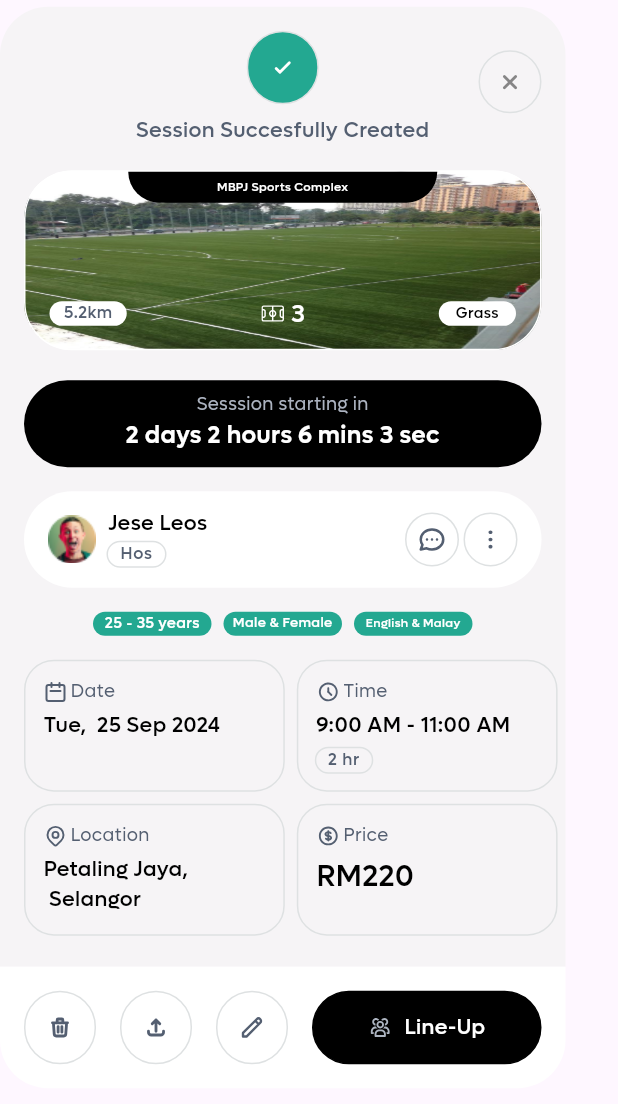
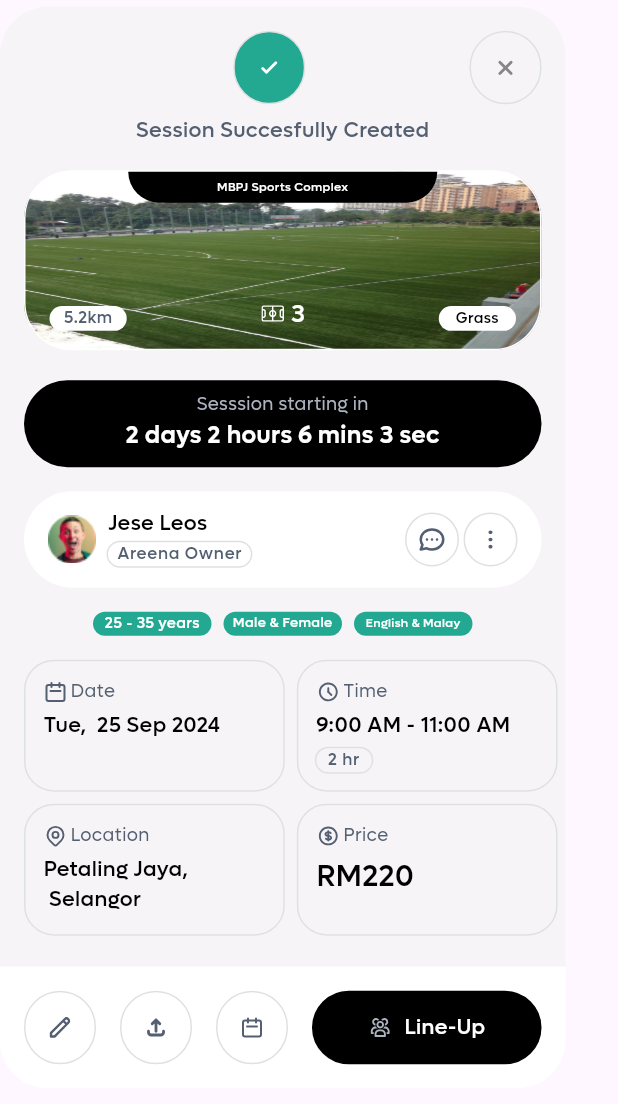
Before and after one commit to Waqas0321/lawan, a Flutter app: the SessionCreated widget shown alone on an empty page, opened directly, on a phone screen of 412 x 824 dp. Shown: the top 1104 px of the screen. Run offline on Flutter 3.47's test engine with Material 3 defaults, Android fonts, the phone set to English and light mode, and no system bars; drawn by our look-alikes of auto_size_text; our stand-ins replace country_code_picker, device_preview, fl_chart, flutter_screenutil, flutter_svg, get and 3 more; missing offline and left inert: acrylic_any, adaptive_sizer, dart:ffi.

Commit message:
Session Successfully Created Fixing

```diff
--- a/lib/app/widgets/Friendly_Session/session_created_BottomSheet.dart
+++ b/lib/app/widgets/Friendly_Session/session_created_BottomSheet.dart
@@ -46,6 +46,10 @@ class SessionCreated extends StatelessWidget {
                 child: Stack(children: [
                   Column(
                     children: [
+                      Row(
+                        mainAxisAlignment: MainAxisAlignment.spaceBetween,
+                        children: [
+                          SizedBox(width: 30,),
                           BottomButtons(
                             onTap: () {
 
@@ -53,6 +57,19 @@ class SessionCreated extends StatelessWidget {
                               iconColor: AppColors.white,
                               backgroundColor: AppColors.deepGreenColor,
                               image: Images.check),
+                          GestureDetector(
+                              onTap: () {
+                                Get.back();
+                              },
+                              child:  BottomButtons(
+                                onTap: () {
+
+                                },
+
+                                image: Images.x,
+                              ))
+                        ],
+                      ),
                       SizedBox(
                         height: 8,
                       ),
@@ -138,7 +155,6 @@ class SessionCreated extends StatelessWidget {
                                     ),
                                     const SizedBox(height: 2),
                                     Container(
-                                      width: 38,
                                       height: 16,
                                       padding: const EdgeInsets.symmetric(
                                           horizontal: 6),
@@ -157,7 +173,7 @@ class SessionCreated extends StatelessWidget {
                                       ),
                                       child: const Center(
                                         child: Text(
-                                          'Host',
+                                          'Areena Owner',
                                           textAlign: TextAlign.center,
                                           style: TextStyle(
                                             color: Color(0xFF545F71),
@@ -254,21 +270,6 @@ class SessionCreated extends StatelessWidget {
                       const SizedBox(height: 16),
                     ],
                   ),
-                  Positioned(
-                      top: 13,
-                      right: 0,
-                      child: GestureDetector(
-                          onTap: () {
-                            Get.back();
-                          },
-                          child:  BottomButtons(
-                            onTap: () {
-
-                            },
-                            height: 42,
-                            width: 42,
-                            image: Images.x,
-                          )))
                 ]),
               ),
               Container(
@@ -291,7 +292,7 @@ class SessionCreated extends StatelessWidget {
                         onTap: () {
 
                         },
-                        image: Images.trash,iconColor: AppColors.dark_grey,),
+                        image: Images.pencil,iconColor: AppColors.dark_grey,),
                     SizedBox(
                       width: 16,
                     ),
@@ -307,7 +308,7 @@ class SessionCreated extends StatelessWidget {
                         onTap: () {
 
                         },
-                        image: Images.pencil,iconColor: AppColors.dark_grey,),
+                        image: Images.calendar,iconColor: AppColors.dark_grey,),
                     SizedBox(
                       width: 16,
                     ),
--- a/lib/app/widgets/MenualBooking_Screen/List_Container.dart
+++ b/lib/app/widgets/MenualBooking_Screen/List_Container.dart
@@ -196,6 +196,7 @@ class _ListContainerState extends State<ListContainer> {
                           : SizedBox.shrink(),
                   Row(
                     mainAxisAlignment: MainAxisAlignment.spaceBetween,
+                    crossAxisAlignment: CrossAxisAlignment.end,
                     children: [
                       Container(
                         width: MediaQuery.of(context).size.width * 0.125,
```
Lines whose indentation alone changed are shown as unchanged.
